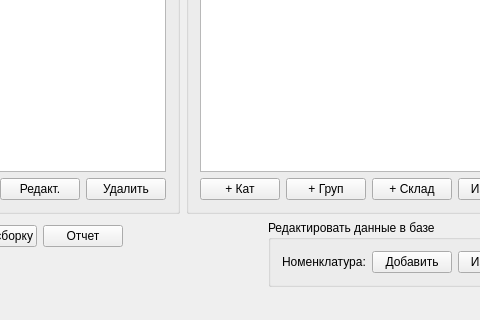
igrekus/depot, file mainwindow.ui: the form before one commit; both pictures show x 215 to 695 and y 293 to 613 of the 864 by 613 pixel window.
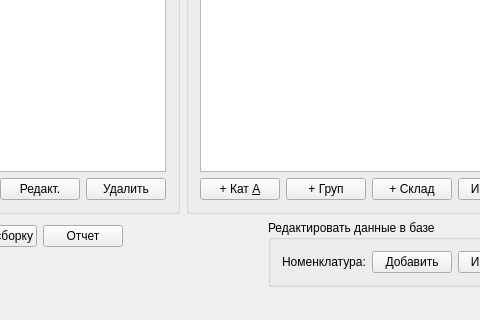
The form after the commit.

Commit message: Фикс кодировок

Patch:
```diff
--- a/mainwindow.ui
+++ b/mainwindow.ui
@@ -151,7 +151,7 @@
            <item>
             <widget class="QPushButton" name="btnAddCategory">
              <property name="text">
-              <string>+ Кат</string>
+              <string>+ Кат &amp;A</string>
              </property>
             </widget>
            </item>
```
The commit also changes 1 other file.
